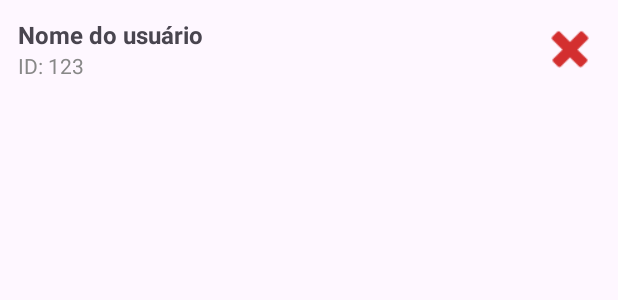
After one commit to eltonc0stadev/notesync, an Android app: the layout item_amigo_compartilhado.xml on its own in the app's theme, with its tools: preview values and no code run, on a phone screen of 412 x 824 dp. The commit adds this screen. Shown: the top 300 px of the screen. Run offline under Robolectric (Android 15) with nearby library versions, the phone set to English and light mode, and no system bars.

Commit message:
feat: criado a função de remover usuario compartilhado da nota

```diff
--- a/app/src/main/java/com/example/treino1/Telanota.kt
+++ b/app/src/main/java/com/example/treino1/Telanota.kt
@@ -78,6 +78,7 @@ class Telanota : AppCompatActivity() {
         botaoUsuariosCompartilhados.setOnClickListener {
             val intent = Intent(this, com.example.treino1.AmigosCompartilhadosActivity::class.java)
             intent.putExtra("usuariosCompartilhadosList", usuariosCompartilhados)
+            intent.putExtra("idNota", idNota ?: 0L)
             startActivity(intent)
         }
 
--- /dev/null
+++ b/app/src/main/res/layout/item_amigo_compartilhado.xml
@@ -0,0 +1,40 @@
+<?xml version="1.0" encoding="utf-8"?>
+<LinearLayout xmlns:android="http://schemas.android.com/apk/res/android"
+    android:layout_width="match_parent"
+    android:layout_height="wrap_content"
+    android:orientation="horizontal"
+    android:padding="12dp"
+    android:gravity="center_vertical">
+
+    <LinearLayout
+        android:layout_width="0dp"
+        android:layout_height="wrap_content"
+        android:layout_weight="1"
+        android:orientation="vertical">
+
+        <TextView
+            android:id="@+id/textNomeAmigo"
+            android:layout_width="wrap_content"
+            android:layout_height="wrap_content"
+            android:text="Nome do usuário"
+            android:textSize="16sp"
+            android:textStyle="bold"/>
+
+        <TextView
+            android:id="@+id/textIdAmigo"
+            android:layout_width="wrap_content"
+            android:layout_height="wrap_content"
+            android:text="ID: 123"
+            android:textSize="14sp"
+            android:textColor="#888888"/>
+    </LinearLayout>
+
+    <ImageView
+        android:id="@+id/btnRemoverAmigo"
+        android:layout_width="40dp"
+        android:layout_height="40dp"
+        android:src="@android:drawable/ic_delete"
+        android:tint="#D32F2F"
+        android:contentDescription="Remover amigo"/>
+
+</LinearLayout>
```
Also changed, not shown: app/src/main/java/com/example/treino1/AmigosAdapter.kt (+12 -4 lines), app/src/main/java/com/example/treino1/AmigosCompartilhadosActivity.kt (+62 -3 lines).
